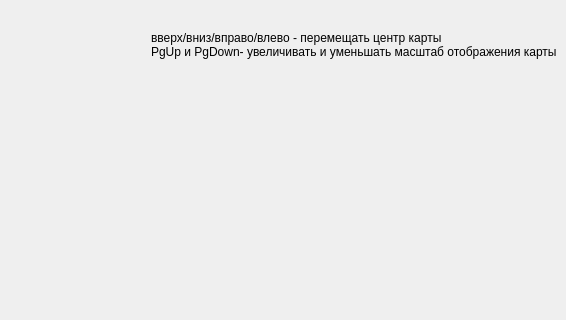
This is main_qt.ui in PavelGueliev/Maps-API as Qt 5 draws it before an edit; both pictures show x 234 to 800 and y 0 to 320 of the 800 by 600 pixel window. The edited form follows.
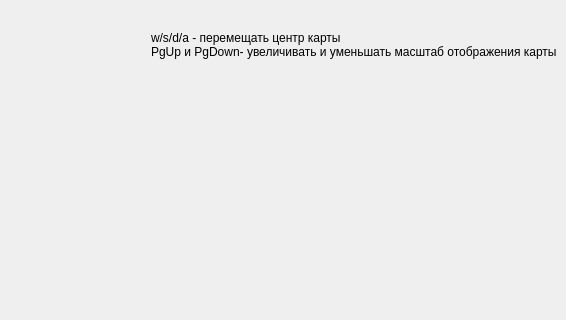
This is the edited form.

Commit message: Добавил управление

Diff of the .ui file:
```diff
--- a/main_qt.ui
+++ b/main_qt.ui
@@ -61,7 +61,7 @@
     <item row="0" column="1" rowspan="3">
      <widget class="QLabel" name="label_2">
       <property name="text">
-       <string>вверх/вниз/вправо/влево - перемещать центр карты 
+       <string>w/s/d/a - перемещать центр карты 
 PgUp и PgDown- увеличивать и уменьшать масштаб отображения карты</string>
       </property>
      </widget>
```
The commit also changes 2 other files.
